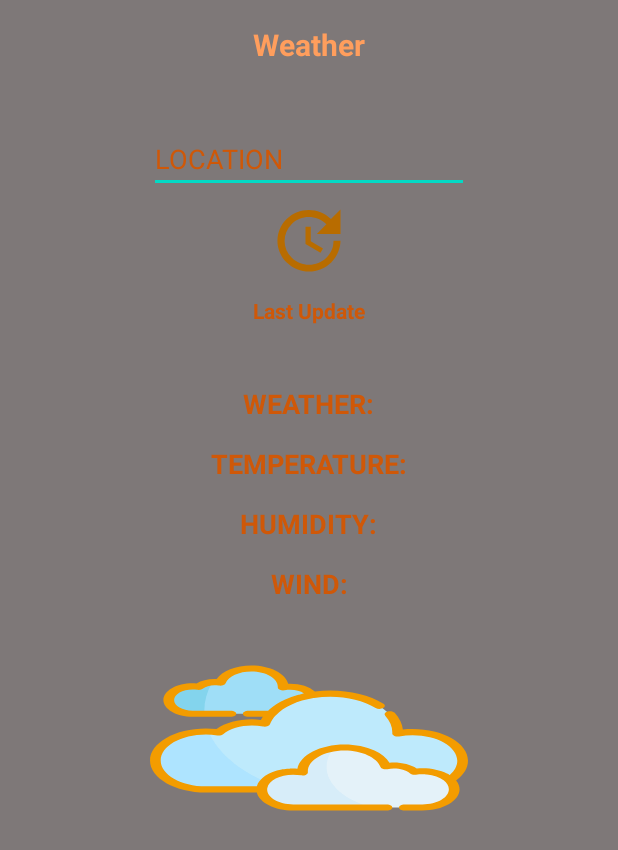
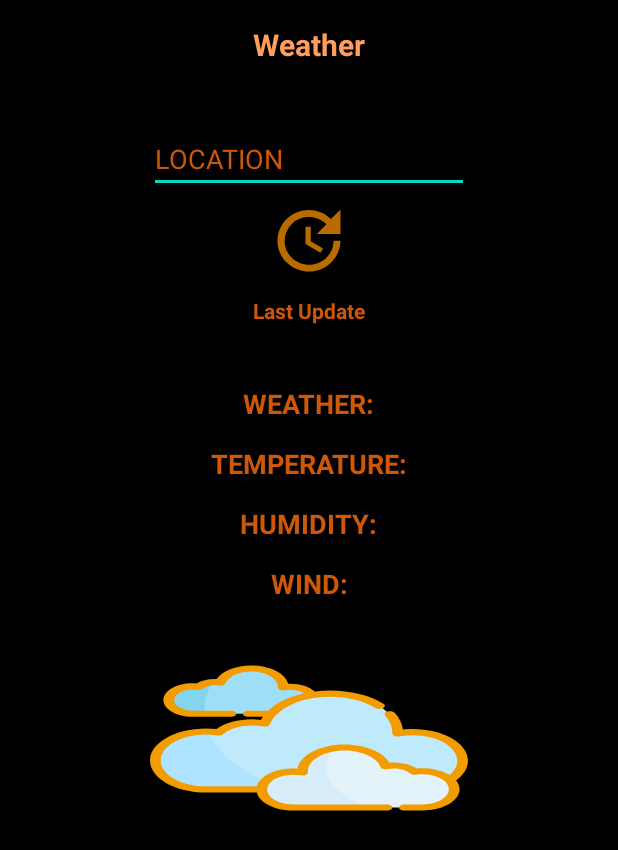
Before and after one commit to hacickn/Smart-Home-Bilkent-G2C, an Android app: the layout weather_pop.xml on its own in the app's theme, with its tools: preview values and no code run, on a phone screen of 412 x 824 dp. Shown: the top 850 px of the screen. Run offline under Robolectric (Android 15) with nearby library versions, the phone set to English and light mode, and no system bars.

Commit message:
andorid weather background update

```diff
--- a/androidApp/smarthome_v2/app/src/main/res/layout/weather_pop.xml
+++ b/androidApp/smarthome_v2/app/src/main/res/layout/weather_pop.xml
@@ -4,7 +4,7 @@
     xmlns:tools="http://schemas.android.com/tools"
     android:layout_width="match_parent"
     android:layout_height="match_parent"
-    android:background="#A63C3333">
+    android:background="#000000">
 
     <TextView
         android:id="@+id/weatherTopLabel"
```
Also changed, not shown: 1 other file.
